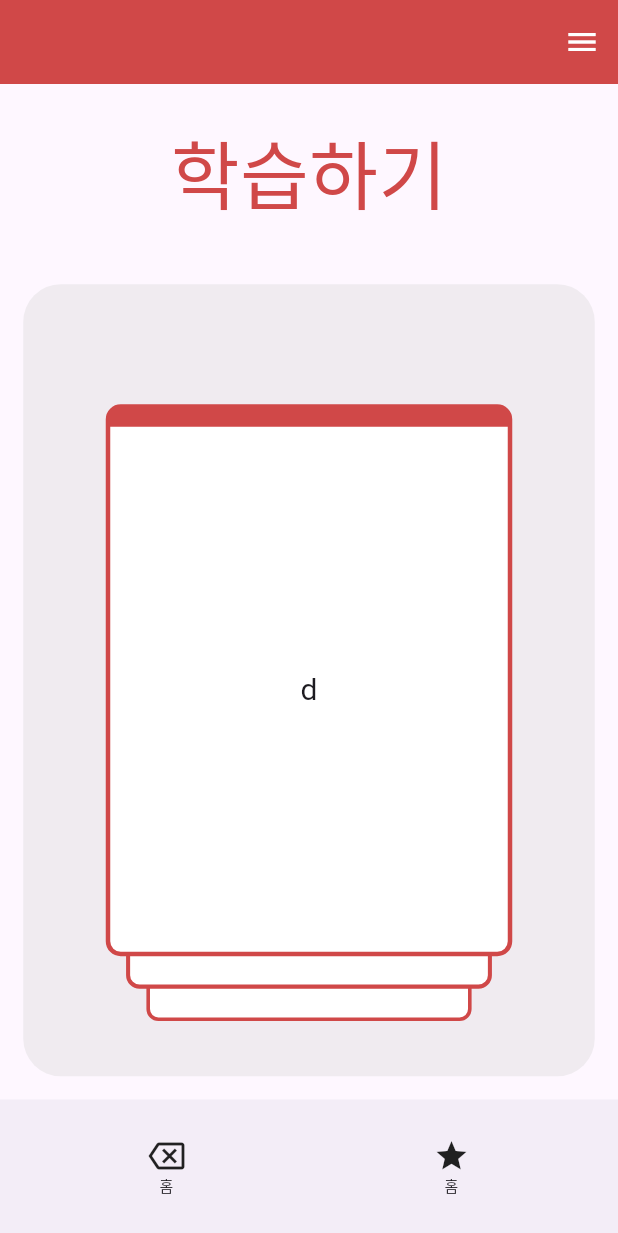
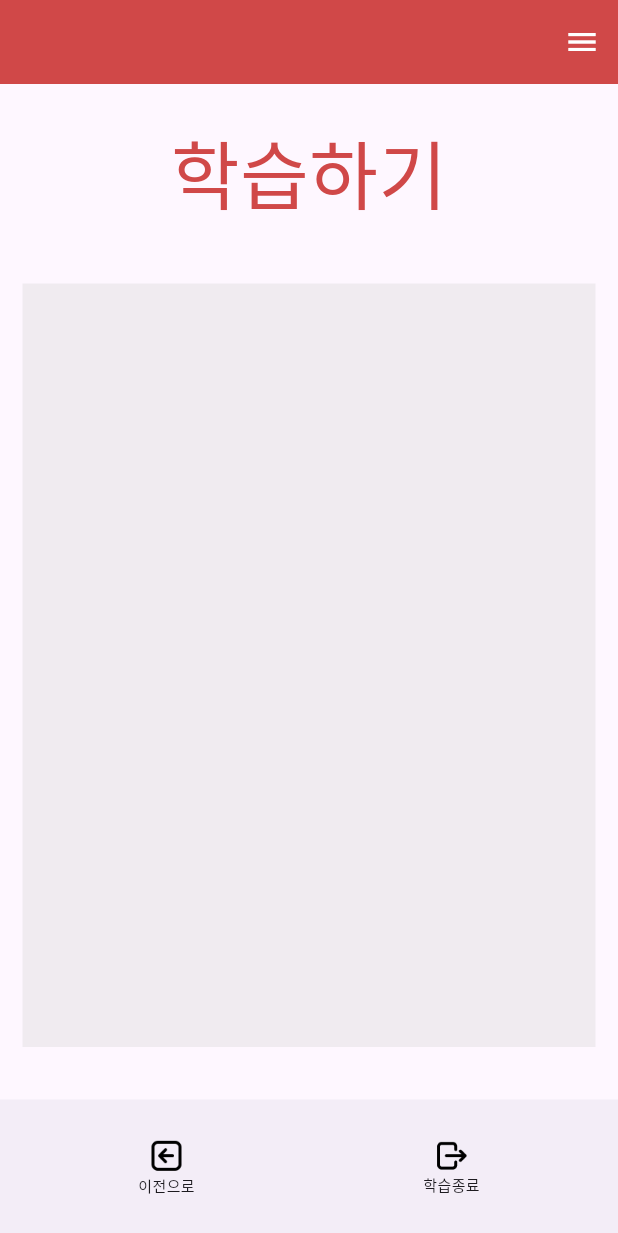
Before and after one commit to ReflectMun/BrainUp, a Flutter app: the screen it shows after launch, on a phone screen of 412 x 824 dp. Shown: the top 1233 px of the screen. Run offline on Flutter 3.47's test engine with Material 3 defaults, Android fonts, the phone set to English and light mode, and no system bars; drawn by our look-alikes of flip_card, flutter_card_swiper.

Commit message:
[jiho] 문제풀이 화면 만드는 중

```diff
--- a/lib/main.dart
+++ b/lib/main.dart
@@ -15,7 +15,7 @@ class MyApp extends StatelessWidget {
   @override
   Widget build(BuildContext context) {
     return MaterialApp(
-      home: UniversalStudyingScreen(),
+      home: UniversalTestScreen(),
     );
   }
 }
--- a/lib/universal_flashcard/universal_studying/universal_studying_screen.dart
+++ b/lib/universal_flashcard/universal_studying/universal_studying_screen.dart
@@ -81,20 +81,20 @@ class UniversalStudyingScreen extends StatelessWidget {
               flex: 1,
               child: InkWell(
                 onTapUp: (detail) {},
-                child: const Padding(
-                  padding: EdgeInsets.symmetric(
+                child: Padding(
+                  padding: const EdgeInsets.symmetric(
                       vertical: 5,
                       horizontal: 15
                   ),
                   child: Column(
                     mainAxisAlignment: MainAxisAlignment.center,
                     children: [
-                      Icon(
-                        Icons.backspace_outlined,
-                        size: 24,
+                      Image.asset(
+                        "assets/arrow_left_square_contained.png",
+                        width: 24,
                       ),
-                      Text(
-                        "홈",
+                      const Text(
+                        "이전으로",
                         style: TextStyle(
                           fontSize: 10,
                           height: 1.6
@@ -109,20 +109,20 @@ class UniversalStudyingScreen extends StatelessWidget {
               flex: 1,
               child: InkWell(
                 onTapUp: (detail) {},
-                child: const Padding(
-                  padding: EdgeInsets.symmetric(
+                child: Padding(
+                  padding: const EdgeInsets.symmetric(
                       vertical: 5,
                       horizontal: 15
                   ),
                   child: Column(
                     mainAxisAlignment: MainAxisAlignment.center,
                     children: [
-                      Icon(
-                        Icons.star,
-                        size: 24,
+                      Image.asset(
+                        "assets/logout.png",
+                        width: 24,
                       ),
-                      Text(
-                        "홈",
+                      const Text(
+                        "학습종료",
                         style: TextStyle(
                             fontSize: 10,
                             height: 1.6
--- a/lib/universal_flashcard/universal_test/universal_test_screen.dart
+++ b/lib/universal_flashcard/universal_test/universal_test_screen.dart
@@ -1,7 +1,12 @@
 import 'package:flutter/material.dart';
 
+import '../common_widget/deck_title.dart';
+
 class UniversalTestScreen extends StatelessWidget {
-  const UniversalTestScreen({super.key});
+  UniversalTestScreen({super.key});
+
+  final String question = "백제, 고구려, 신라 삼국을 통일하게 만든 주인공은?";
+  final String answer = "문무왕";
 
   @override
   Widget build(BuildContext context) {
@@ -13,7 +18,26 @@ class UniversalTestScreen extends StatelessWidget {
       endDrawer: Drawer(
       ),
       body: Column(
-
+        children: [
+          const Padding(
+            padding: EdgeInsets.symmetric(
+                horizontal: 15,
+                vertical: 49
+            ),
+            child: CommonTitle(title: "학습하기"),
+          ),
+          Expanded(
+            child: Padding(
+              padding: EdgeInsets.all(15),
+              child: Container(
+                decoration: BoxDecoration(
+                  color: Color(0xFFDADADA).withOpacity(0.4)
+                ),
+              ),
+            ),
+          ),
+          SizedBox(height: 20,),
+        ],
       ),
       bottomNavigationBar: BottomAppBar(
         height: 91,
@@ -23,20 +47,20 @@ class UniversalTestScreen extends StatelessWidget {
               flex: 1,
               child: InkWell(
                 onTapUp: (detail) {},
-                child: const Padding(
-                  padding: EdgeInsets.symmetric(
+                child: Padding(
+                  padding: const EdgeInsets.symmetric(
                       vertical: 5,
                       horizontal: 15
                   ),
                   child: Column(
                     mainAxisAlignment: MainAxisAlignment.center,
                     children: [
-                      Icon(
-                        Icons.home_filled,
-                        size: 24,
+                      Image.asset(
+                        "assets/arrow_left_square_contained.png",
+                        width: 24,
                       ),
-                      Text(
-                        "홈",
+                      const Text(
+                        "이전으로",
                         style: TextStyle(
                             fontSize: 10,
                             height: 1.6
@@ -51,20 +75,20 @@ class UniversalTestScreen extends StatelessWidget {
               flex: 1,
               child: InkWell(
                 onTapUp: (detail) {},
-                child: const Padding(
-                  padding: EdgeInsets.symmetric(
+                child: Padding(
+                  padding: const EdgeInsets.symmetric(
                       vertical: 5,
                       horizontal: 15
                   ),
                   child: Column(
                     mainAxisAlignment: MainAxisAlignment.center,
                     children: [
-                      Icon(
-                        Icons.star,
-                        size: 24,
+                      Image.asset(
+                        "assets/logout.png",
+                        width: 24,
                       ),
-                      Text(
-                        "홈",
+                      const Text(
+                        "학습종료",
                         style: TextStyle(
                             fontSize: 10,
                             height: 1.6
--- a/pubspec.yaml
+++ b/pubspec.yaml
@@ -61,7 +61,8 @@ flutter:
   uses-material-design: true
 
   # To add assets to your application, add an assets section, like this:
-  # assets:
+  assets:
+    - assets/
   #   - images/a_dot_burr.jpeg
   #   - images/a_dot_ham.jpeg
 
```
Also changed, not shown: assets/arrow_left_square_contained.png (added), assets/logout.png (added), 1 other file.
